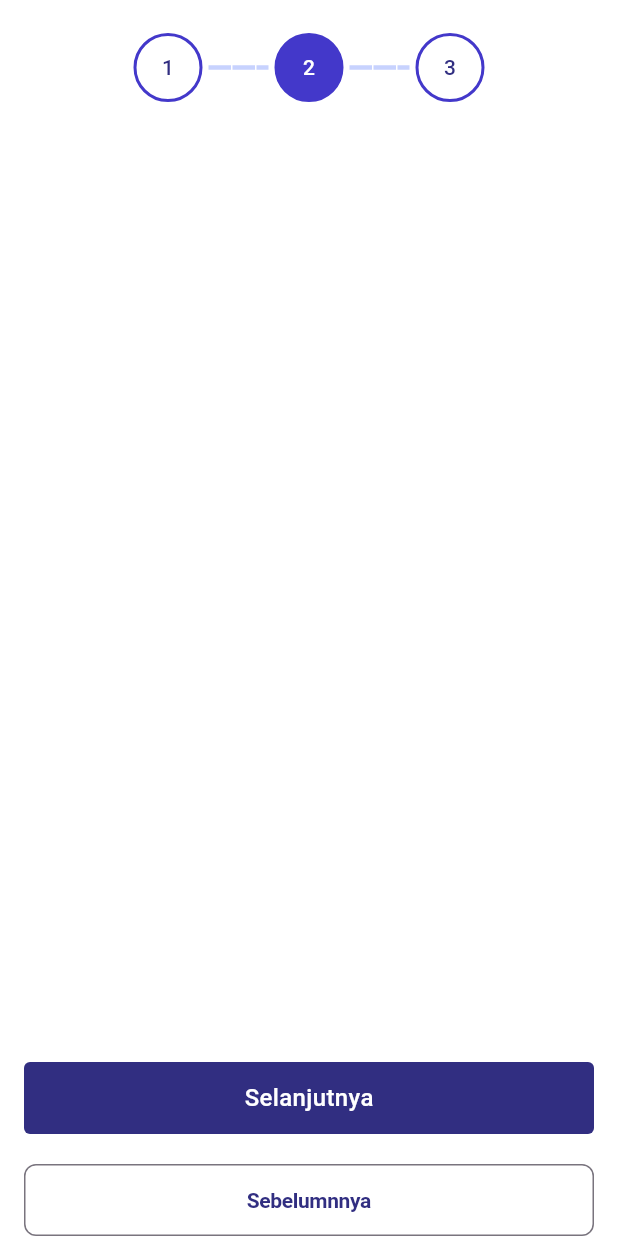
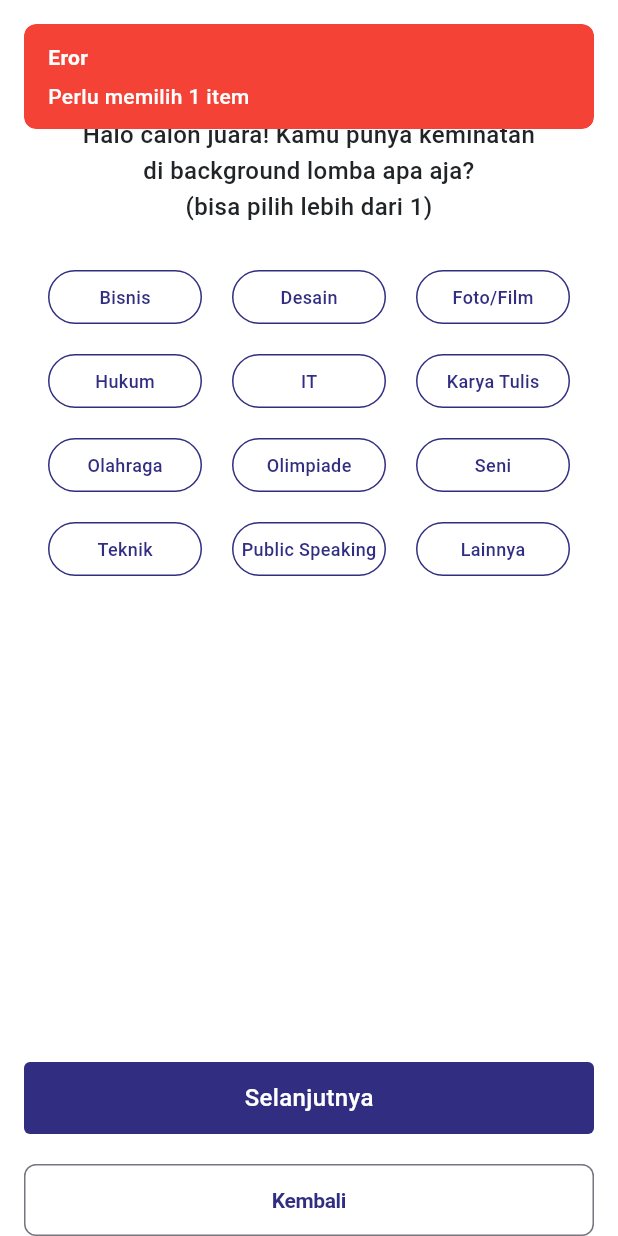
Before and after one commit to AbdullahFathan/compedia, a Flutter app: the screen it shows after launch, after a tap on "Selanjutnya", on a phone screen of 412 x 824 dp. Run offline on Flutter 3.47's test engine with Material 3 defaults, Android fonts, the phone set to English and light mode, and no system bars; drawn by our look-alikes of easy_stepper; our stand-ins replace cached_network_image, dio, dots_indicator, flutter_dotenv, flutter_form_builder, flutter_secure_storage and 3 more; generated files the repository leaves out were written again.

Commit message:
UI: question one on questionnaire done

```diff
--- a/lib/config/translation/langs/indonesia.dart
+++ b/lib/config/translation/langs/indonesia.dart
@@ -62,4 +62,9 @@
       "Yuk, isi profilmu agar kami dapat memberikan\nrekomendasi pilihan lomba yang tepat!",
   'txt_wp_btn_color': "Isi Sekarang",
   'txt_wp_btn_outline': "Nanti Aja",
+
+  //Questionnaire Page
+  'txt_title_1':
+      "Halo calon juara! Kamu punya keminatan\ndi background lomba apa aja?\n(bisa pilih lebih dari 1)",
+  'txt_btn_next': "Selanjutnya",
 };
--- a/lib/features/welcome/questionnaire/questionnaire_controller.dart
+++ b/lib/features/welcome/questionnaire/questionnaire_controller.dart
@@ -1,4 +1,5 @@
 import 'package:compedia/utils/helper/base/base_controller.dart';
+import 'package:compedia/utils/helper/snackbar_helper.dart';
 import 'package:flutter/material.dart';
 import 'package:get/get.dart';
 
@@ -7,7 +8,13 @@
 
   RxInt currIndex = 0.obs;
 
+  List<String> answerOne = [];
+  List<String> answerTwo = [];
+  List<String> answerThird = [];
+
   void nextPage() {
+    var listData = getCurentList();
+    if (listData.isNotEmpty) {
       if (currIndex.value < 2) {
         currIndex.value++;
         pageController.animateToPage(
@@ -15,6 +22,9 @@
           duration: const Duration(milliseconds: 300),
           curve: Curves.easeInOut,
         );
+      }
+    } else {
+      SnackBarHelper.erorSnackBar("Perlu memilih 1 item");
     }
   }
 
@@ -29,5 +39,28 @@
     }
   }
 
+  void addToList(String item) {
+    var listData = getCurentList();
+    listData.add(item);
+  }
+
+  void removeFromList(String item) {
+    var listData = getCurentList();
+    listData.remove(item);
+  }
+
+  List<String> getCurentList() {
+    switch (currIndex.value) {
+      case 0:
+        return answerOne;
+      case 1:
+        return answerTwo;
+      case 2:
+        return answerThird;
+      default:
+        return [];
+    }
+  }
+
   Future<void> loadData() async {}
 }
--- a/lib/features/welcome/questionnaire/questionnaire_page.dart
+++ b/lib/features/welcome/questionnaire/questionnaire_page.dart
@@ -1,3 +1,4 @@
+import 'package:compedia/features/welcome/questionnaire/widgets/question_one.dart';
 import 'package:compedia/features/welcome/questionnaire/widgets/stepper.dart';
 import 'package:compedia/utils/widget/primary_button.dart';
 import 'questionnaire_controller.dart';
@@ -42,8 +43,7 @@
                                     currentIndex: controller.currIndex.value,
                                   ),
                                 ),
-
-                                //TODO: isi content page di sini
+                                getContentBody(index),
                               ],
                             ),
                           );
@@ -51,7 +51,7 @@
                       ),
                     ),
                     PrimaryButton(
-                        text: "Selanjutnya",
+                        text: 'txt_btn_next'.tr,
                         onPressed: () {
                           controller.nextPage();
                         }),
@@ -61,7 +61,7 @@
                     SizedBox(
                       width: double.infinity,
                       child: PrimaryButton.outlineVersion(
-                          text: "Sebelumnnya",
+                          text: 'txt_btn_back'.tr,
                           onTap: () {
                             controller.prevPage();
                           }),
@@ -73,4 +73,16 @@
       ),
     );
   }
+
+  Widget getContentBody(int index) {
+    switch (index) {
+      case 0:
+        return const QuestionOneWidget();
+
+      default:
+        return Center(
+          child: Text("page ke - $index"),
+        );
+    }
+  }
 }
--- /dev/null
+++ b/lib/features/welcome/questionnaire/widgets/choice_button.dart
@@ -0,0 +1,68 @@
+import 'package:compedia/features/welcome/questionnaire/questionnaire_controller.dart';
+import 'package:flutter/material.dart';
+import 'package:get/get.dart';
+
+import 'package:compedia/config/themes/resources/app_color.dart';
+
+class ChoiceButtonWidget extends StatefulWidget {
+  final String text;
+  final double witdh;
+  final double height;
+  const ChoiceButtonWidget({
+    super.key,
+    required this.text,
+    required this.witdh,
+    required this.height,
+  });
+
+  @override
+  State<ChoiceButtonWidget> createState() => _ChoiceButtonWidgetState();
+}
+
+class _ChoiceButtonWidgetState extends State<ChoiceButtonWidget> {
+  bool isSelected = false;
+
+  final controller = Get.find<QuestionnaireController>();
+
+  void storeData() {
+    if (isSelected) {
+      controller.removeFromList(widget.text);
+    } else {
+      controller.addToList(widget.text);
+    }
+  }
+
+  @override
+  Widget build(BuildContext context) {
+    return GestureDetector(
+      onTap: () {
+        storeData();
+        setState(() {
+          isSelected = !isSelected;
+        });
+      },
+      child: Container(
+        height: widget.height,
+        width: widget.witdh,
+        decoration: ShapeDecoration(
+          color: isSelected ? AppColor.primaryColor : AppColor.whiteColor,
+          shape: const StadiumBorder(
+            side: BorderSide(
+              color: AppColor.primaryColor,
+              width: 1,
+            ),
+          ),
+        ),
+        child: Center(
+          child: Text(
+            widget.text,
+            style: Get.textTheme.bodyMedium!.copyWith(
+              color: isSelected ? AppColor.whiteColor : AppColor.primaryColor,
+              fontSize: 12,
+            ),
+          ),
+        ),
+      ),
+    );
+  }
+}
--- /dev/null
+++ b/lib/features/welcome/questionnaire/widgets/question_one.dart
@@ -0,0 +1,45 @@
+import 'package:compedia/features/welcome/questionnaire/constant/quiestionnaire_cons.dart';
+import 'package:compedia/features/welcome/questionnaire/questionnaire_controller.dart';
+import 'package:compedia/features/welcome/questionnaire/widgets/choice_button.dart';
+import 'package:flutter/material.dart';
+import 'package:get/get.dart';
+
+class QuestionOneWidget extends GetView<QuestionnaireController> {
+  const QuestionOneWidget({super.key});
+
+  @override
+  Widget build(BuildContext context) {
+    return SizedBox(
+      child: Column(
+        mainAxisSize: MainAxisSize.min,
+        children: [
+          Text(
+            'txt_title_1'.tr,
+            textAlign: TextAlign.center,
+            style: Get.textTheme.bodyMedium!.copyWith(
+              fontSize: 16,
+              height: 1.5,
+            ),
+          ),
+          GridView.builder(
+            shrinkWrap: true,
+            padding: const EdgeInsets.only(top: 30),
+            gridDelegate: const SliverGridDelegateWithFixedCrossAxisCount(
+                crossAxisCount: 3,
+                mainAxisSpacing: 20,
+                crossAxisSpacing: 20,
+                mainAxisExtent: 36),
+            itemCount: keminatan.length,
+            itemBuilder: (context, index) {
+              return ChoiceButtonWidget(
+                height: 36,
+                witdh: 84,
+                text: keminatan[index],
+              );
+            },
+          )
+        ],
+      ),
+    );
+  }
+}
```
Lines whose indentation alone changed are shown as unchanged.
